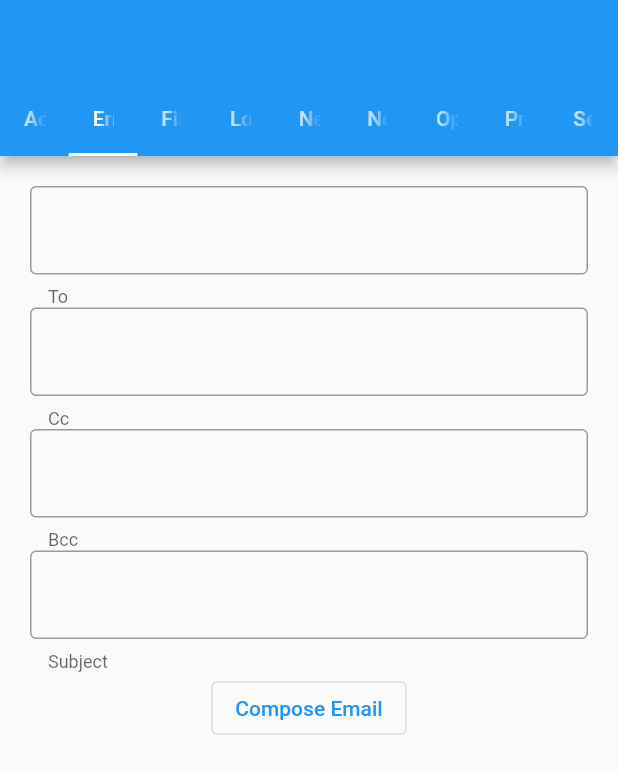
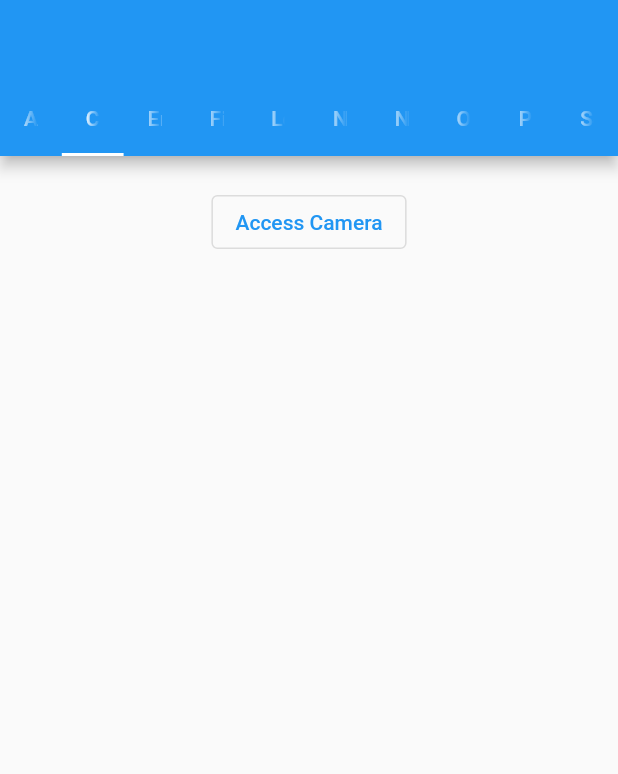
Before and after one commit to robert-ancell/flutter_portal_test, a Flutter app: the screen it shows after launch, tab 2 chosen, on a phone screen of 412 x 824 dp. Shown: the top 774 px of the screen. Run offline on Flutter 3.47's test engine with Material 2 defaults, Android fonts, the phone set to English and light mode, and no system bars; missing offline and left inert: xdg_desktop_portal.

Commit message:
Add camera page

```diff
--- a/lib/main.dart
+++ b/lib/main.dart
@@ -20,12 +20,13 @@ class MyApp extends StatelessWidget {
         primarySwatch: Colors.blue,
       ),
       home: DefaultTabController(
-        length: 9,
+        length: 10,
         child: Scaffold(
           appBar: AppBar(
             bottom: const TabBar(
               tabs: [
                 Tab(text: 'Account'),
+                Tab(text: 'Camera'),
                 Tab(text: 'Email'),
                 Tab(text: 'FileChooser'),
                 Tab(text: 'Location'),
@@ -40,6 +41,7 @@ class MyApp extends StatelessWidget {
           body: TabBarView(
             children: [
               AccountPage(portal: portal),
+              CameraPage(portal: portal),
               EmailPage(portal: portal),
               FileChooserPage(portal: portal),
               LocationPage(portal: portal),
@@ -114,6 +116,36 @@ class AccountPageState extends State<AccountPage> {
               helperText: 'Icon',
               border: OutlineInputBorder(),
             ),
+          ),
+        ],
+      ),
+    );
+  }
+}
+
+class CameraPage extends StatefulWidget {
+  final XdgDesktopPortalClient portal;
+
+  const CameraPage({Key? key, required this.portal}) : super(key: key);
+
+  @override
+  State<CameraPage> createState() => CameraPageState();
+}
+
+class CameraPageState extends State<CameraPage> {
+  CameraPageState();
+
+  @override
+  Widget build(BuildContext context) {
+    return Container(
+      margin: const EdgeInsets.all(20),
+      child: Column(
+        children: <Widget>[
+          OutlinedButton(
+            onPressed: () async {
+              await widget.portal.camera.accessCamera();
+            },
+            child: const Text('Access Camera'),
           ),
         ],
       ),
```
